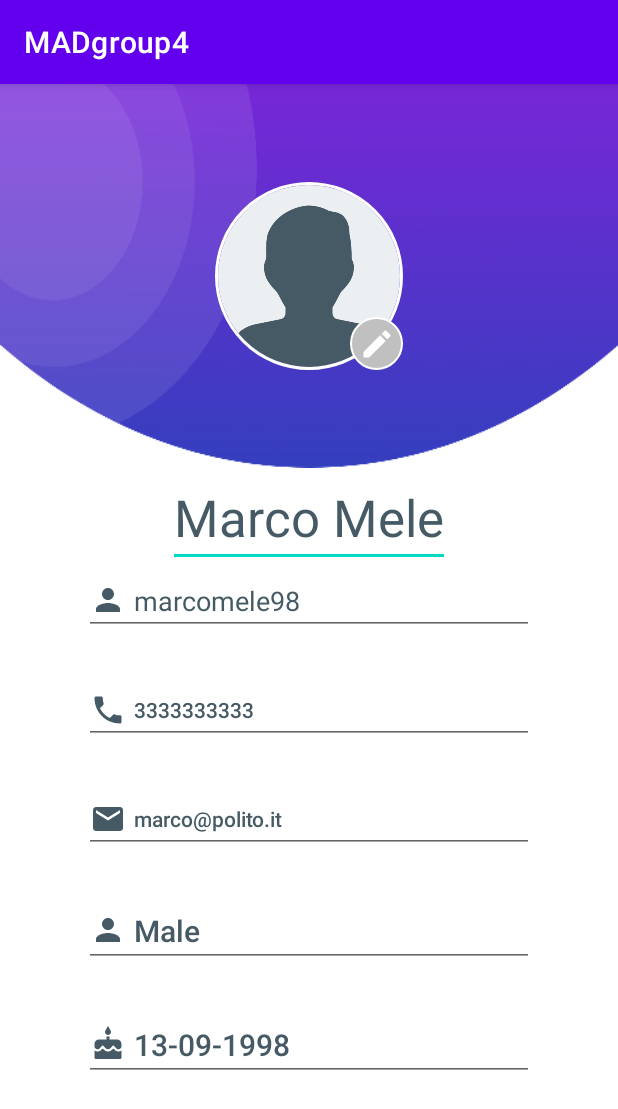
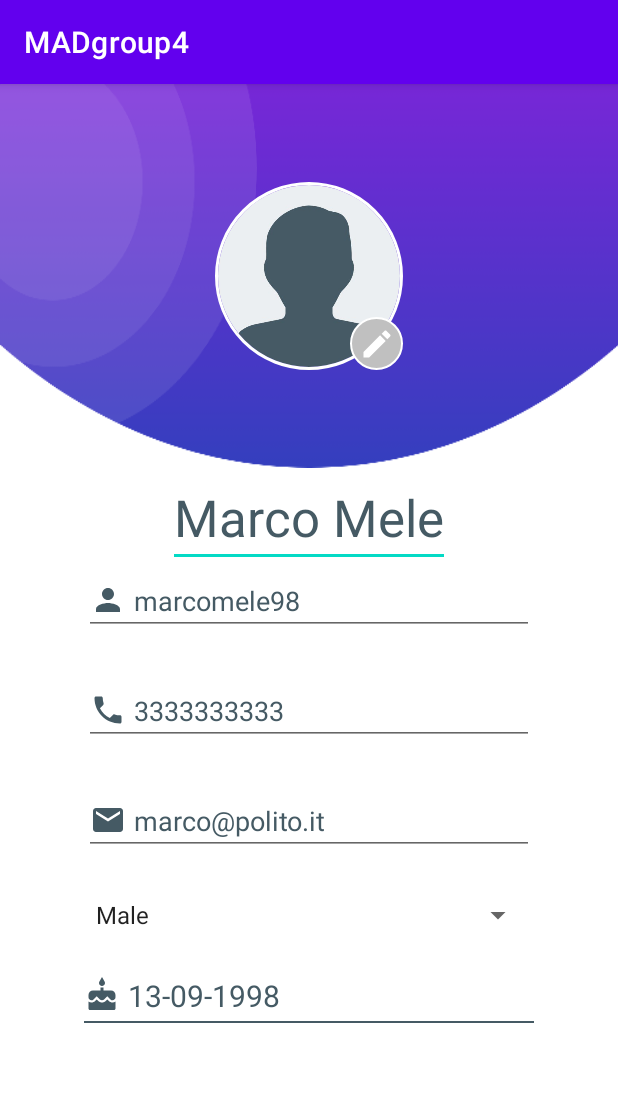
Before and after one commit to marcomele98/MADgroup4, an Android app: the EditProfileActivity screen opened directly, with no data from a screen before it, on a phone screen of 412 x 824 dp. Shown: the top 1109 px of the screen. Run offline under Robolectric (Android 15) with nearby library versions, the phone set to English and light mode, and no system bars; our stand-ins replace CircleImageView.

Commit message:
feat: add spinner for gender. fix datepicker

```diff
--- a/app/src/main/java/it/polito/madgroup4/EditProfileActivity.kt
+++ b/app/src/main/java/it/polito/madgroup4/EditProfileActivity.kt
@@ -17,8 +17,8 @@ import android.os.Bundle
 import android.os.SystemClock
 import android.provider.MediaStore
 import android.util.Log
-import android.widget.EditText
-import android.widget.ImageView
+import android.view.View
+import android.widget.*
 import androidx.activity.result.contract.ActivityResultContracts
 import androidx.appcompat.app.AppCompatActivity
 import androidx.core.app.ActivityCompat
@@ -35,11 +35,12 @@ class EditProfileActivity : AppCompatActivity() {
     private lateinit var etNickname: EditText
     private lateinit var etPhone: EditText
     private lateinit var etMail: EditText
-    private lateinit var etGender: EditText
-    private lateinit var etBirthdate: EditText
+
+    //private lateinit var etGender: EditText
+    private lateinit var etBirthdate: TextView
     private var editImageUri: Uri? = null
     private var imageUri: Uri? = null
-
+    private lateinit var genderSpinner: Spinner
 
     override fun onCreate(savedInstanceState: Bundle?) {
         super.onCreate(savedInstanceState)
@@ -48,8 +49,17 @@ class EditProfileActivity : AppCompatActivity() {
         etNickname = findViewById(R.id.nickname)
         etPhone = findViewById(R.id.phone)
         etMail = findViewById(R.id.email)
-        etGender = findViewById(R.id.gender)
+        //etGender = findViewById(R.id.gender)
         etBirthdate = findViewById(R.id.birthdate)
+        genderSpinner = findViewById(R.id.gender)
+
+        val adapter = ArrayAdapter.createFromResource(
+                    this,
+                    R.array.gender_options,
+                    android.R.layout.simple_spinner_item
+                )
+        adapter.setDropDownViewResource(android.R.layout.simple_spinner_dropdown_item)
+        genderSpinner.adapter = adapter
 
         // deserialize the object from json format
         val sharedPref = getSharedPreferences("USER", Context.MODE_PRIVATE)
@@ -58,7 +68,8 @@ class EditProfileActivity : AppCompatActivity() {
         etNickname.setText(profile.nickname)
         etPhone.setText(profile.phone)
         etMail.setText(profile.email)
-        etGender.setText(profile.gender)
+        //etGender.setText(profile.gender)
+        genderSpinner.setSelection(adapter.getPosition(profile.gender))
         etBirthdate.setText(profile.birthdate)
 
         etBirthdate.setOnClickListener {
@@ -117,6 +128,26 @@ class EditProfileActivity : AppCompatActivity() {
             }
             builder.show()
         }
+
+
+
+        genderSpinner.onItemSelectedListener = object : AdapterView.OnItemSelectedListener {
+            override fun onItemSelected(
+                parent: AdapterView<*>?,
+                view: View?,
+                position: Int,
+                id: Long
+            ) {
+                val gender = parent?.getItemAtPosition(position).toString()
+                println("Selected gender: $gender")
+                profile.gender = gender
+            }
+
+            override fun onNothingSelected(parent: AdapterView<*>?) {
+                // Do nothing
+            }
+        }
+
     }
 
     fun save_propic_internally(image: Bitmap): Uri? {
@@ -156,7 +187,8 @@ class EditProfileActivity : AppCompatActivity() {
             etNickname.text.toString(),
             etPhone.text.toString(),
             etMail.text.toString(),
-            etGender.text.toString(),
+            //etGender.text.toString(),
+            genderSpinner.selectedItem.toString(),
             etBirthdate.text.toString(),
             imageUri.toString()
         )
@@ -214,7 +246,8 @@ class EditProfileActivity : AppCompatActivity() {
         outState.putString("tv_nickname", etNickname.text.toString())
         outState.putString("tv_phone", etPhone.text.toString())
         outState.putString("tv_mail", etMail.text.toString())
-        outState.putString("tv_gender", etGender.text.toString())
+        //outState.putString("tv_gender", etGender.text.toString())
+        outState.putString("tv_gender",genderSpinner.selectedItem.toString())
         outState.putString("tv_birthdate", etBirthdate.text.toString())
 
     }
@@ -225,7 +258,8 @@ class EditProfileActivity : AppCompatActivity() {
         etNickname.setText(savedInstanceState.getString("tv_nickname"))
         etPhone.setText(savedInstanceState.getString("tv_phone"))
         etMail.setText(savedInstanceState.getString("tv_mail"))
-        etGender.setText(savedInstanceState.getString("tv_gender"))
+        //etGender.setText(savedInstanceState.getString("tv_gender"))
+        genderSpinner.setSelection((genderSpinner.adapter as ArrayAdapter<String>).getPosition(savedInstanceState.getString("tv_gender")))
         etBirthdate.setText(savedInstanceState.getString("tv_birthdate"))
     }
 
--- a/app/src/main/res/layout-land/activity_edit_profile.xml
+++ b/app/src/main/res/layout-land/activity_edit_profile.xml
@@ -123,6 +123,7 @@
             app:layout_constraintTop_toBottomOf="@+id/phone"
             app:layout_constraintVertical_bias="0.5" />
 
+        <!--
         <EditText
             android:id="@+id/gender"
             android:layout_width="wrap_content"
@@ -140,24 +141,49 @@
             app:layout_constraintStart_toStartOf="parent"
             app:layout_constraintTop_toBottomOf="@+id/email"
             app:layout_constraintVertical_bias="0.5" />
+            -->
 
-        <EditText
-            android:id="@+id/birthdate"
-            android:layout_width="wrap_content"
+            <Spinner
+                        android:id="@+id/gender"
+                        android:layout_width="match_parent"
                         android:layout_height="wrap_content"
                         android:layout_gravity="center_horizontal"
-            android:layout_marginTop="20dp"
-            android:hint="Birthday"
-            android:textAppearance="@style/TextAppearance.AppCompat.Body2"
+                        android:layout_marginLeft="40dp"
+                        android:layout_marginTop="28dp"
+                        android:layout_marginRight="40dp"
+                        android:entries="@array/gender_options"
+                        app:layout_constraintEnd_toEndOf="parent"
+                        app:layout_constraintStart_toStartOf="parent"
+                        android:drawableLeft="@drawable/person"
+                        android:drawablePadding="5dp"
+                        app:layout_constraintTop_toBottomOf="@+id/email" />
 
+        <TextView
+                    android:id="@+id/birthdate"
+                    android:layout_width="match_parent"
+                    android:layout_height="wrap_content"
+                    android:layout_gravity="center_horizontal"
+                    android:layout_marginLeft="40dp"
+                    android:layout_marginTop="28dp"
+                    android:layout_marginRight="40dp"
+                    android:drawableStart="@drawable/cake"
+                    android:drawablePadding="5dp"
+                    android:hint="Date of birth"
+                    android:textAppearance="@style/TextAppearance.AppCompat.Medium"
                     android:textColor="@color/textPrimary"
                     android:textSize="20sp"
-            app:layout_constraintBottom_toBottomOf="parent"
                     app:layout_constraintEnd_toEndOf="parent"
-            app:layout_constraintHorizontal_bias="0.503"
                     app:layout_constraintStart_toStartOf="parent"
-            app:layout_constraintTop_toBottomOf="@+id/gender"
-            app:layout_constraintVertical_bias="0.5" />
+                    app:layout_constraintTop_toBottomOf="@+id/gender" />
+
+                <View
+                    android:layout_width="match_parent"
+                    android:layout_height="1dp"
+                    android:layout_marginLeft="40dp"
+                    android:layout_marginTop="3dp"
+                    android:layout_marginRight="40dp"
+                    android:background="@color/textPrimary"
+                    app:layout_constraintTop_toBottomOf="@+id/birthdate" />
 
     </androidx.constraintlayout.widget.ConstraintLayout>
 
--- a/app/src/main/res/layout/activity_edit_profile.xml
+++ b/app/src/main/res/layout/activity_edit_profile.xml
@@ -1,13 +1,11 @@
 <?xml version="1.0" encoding="utf-8"?>
 
-<LinearLayout
-    xmlns:android="http://schemas.android.com/apk/res/android"
+<LinearLayout xmlns:android="http://schemas.android.com/apk/res/android"
     xmlns:app="http://schemas.android.com/apk/res-auto"
     xmlns:tools="http://schemas.android.com/tools"
     android:layout_width="match_parent"
     android:layout_height="match_parent"
-    android:orientation="vertical"
-    >
+    android:orientation="vertical">
 
     <androidx.constraintlayout.widget.ConstraintLayout
         android:layout_width="match_parent"
@@ -78,11 +76,11 @@
             android:layout_width="match_parent"
             android:layout_height="wrap_content"
             android:layout_gravity="center_horizontal"
-            android:hint="Nickname"
+            android:layout_marginLeft="40dp"
             android:layout_marginRight="40dp"
-            android:layout_marginLeft="40dp"
             android:drawableStart="@drawable/person"
             android:drawablePadding="5dp"
+            android:hint="Nickname"
             android:textAppearance="@style/TextAppearance.AppCompat.Medium"
             android:textColor="@color/textPrimary"
             app:layout_constraintEnd_toEndOf="parent"
@@ -95,14 +93,14 @@
             android:layout_width="match_parent"
             android:layout_height="wrap_content"
             android:layout_gravity="center_horizontal"
+            android:layout_marginLeft="40dp"
             android:layout_marginTop="28dp"
             android:layout_marginRight="40dp"
-            android:layout_marginLeft="40dp"
             android:drawableStart="@drawable/phone"
             android:drawablePadding="5dp"
+            android:hint="Phone"
             android:inputType="phone"
-            android:hint="Phone"
-            android:textAppearance="@style/TextAppearance.AppCompat.Body2"
+            android:textAppearance="@style/TextAppearance.AppCompat.Medium"
 
             android:textColor="@color/textPrimary"
             app:layout_constraintEnd_toEndOf="parent"
@@ -116,32 +114,33 @@
             android:layout_width="match_parent"
             android:layout_height="wrap_content"
             android:layout_gravity="center_horizontal"
+            android:layout_marginLeft="40dp"
             android:layout_marginTop="28dp"
             android:layout_marginRight="40dp"
-            android:layout_marginLeft="40dp"
             android:drawableStart="@drawable/email"
             android:drawablePadding="5dp"
+            android:hint="Email"
             android:inputType="textEmailAddress"
-            android:hint="Email"
-            android:textAppearance="@style/TextAppearance.AppCompat.Body2"
+            android:textAppearance="@style/TextAppearance.AppCompat.Medium"
             android:textColor="@color/textPrimary"
             app:layout_constraintEnd_toEndOf="parent"
             app:layout_constraintHorizontal_bias="0.501"
             app:layout_constraintStart_toStartOf="parent"
             app:layout_constraintTop_toBottomOf="@+id/phone" />
 
+       <!--
         <EditText
             android:id="@+id/gender"
             android:layout_width="match_parent"
             android:layout_height="wrap_content"
             android:layout_gravity="center_horizontal"
+            android:layout_marginLeft="40dp"
             android:layout_marginTop="28dp"
             android:layout_marginRight="40dp"
-            android:layout_marginLeft="40dp"
             android:drawableStart="@drawable/person"
             android:drawablePadding="5dp"
             android:hint="Gender"
-            android:textAppearance="@style/TextAppearance.AppCompat.Body2"
+            android:textAppearance="@style/TextAppearance.AppCompat.Medium"
 
             android:textColor="@color/textPrimary"
             android:textSize="20sp"
@@ -149,25 +148,50 @@
             app:layout_constraintHorizontal_bias="0.501"
             app:layout_constraintStart_toStartOf="parent"
             app:layout_constraintTop_toBottomOf="@+id/email" />
+            -->
 
-        <EditText
+        <Spinner
+            android:id="@+id/gender"
+            android:layout_width="match_parent"
+            android:layout_height="wrap_content"
+            android:layout_gravity="center_horizontal"
+            android:layout_marginLeft="40dp"
+            android:layout_marginTop="28dp"
+            android:layout_marginRight="40dp"
+            android:entries="@array/gender_options"
+            app:layout_constraintEnd_toEndOf="parent"
+            app:layout_constraintStart_toStartOf="parent"
+            android:drawableLeft="@drawable/person"
+            android:drawablePadding="5dp"
+            app:layout_constraintTop_toBottomOf="@+id/email" />
+
+
+        <TextView
             android:id="@+id/birthdate"
             android:layout_width="match_parent"
             android:layout_height="wrap_content"
             android:layout_gravity="center_horizontal"
+            android:layout_marginLeft="40dp"
             android:layout_marginTop="28dp"
             android:layout_marginRight="40dp"
-            android:layout_marginLeft="40dp"
             android:drawableStart="@drawable/cake"
             android:drawablePadding="5dp"
             android:hint="Date of birth"
-            android:textAppearance="@style/TextAppearance.AppCompat.Body2"
-
+            android:textAppearance="@style/TextAppearance.AppCompat.Medium"
             android:textColor="@color/textPrimary"
             android:textSize="20sp"
             app:layout_constraintEnd_toEndOf="parent"
             app:layout_constraintStart_toStartOf="parent"
             app:layout_constraintTop_toBottomOf="@+id/gender" />
+
+        <View
+            android:layout_width="match_parent"
+            android:layout_height="1dp"
+            android:layout_marginLeft="40dp"
+            android:layout_marginTop="3dp"
+            android:layout_marginRight="40dp"
+            android:background="@color/textPrimary"
+            app:layout_constraintTop_toBottomOf="@+id/birthdate" />
 
     </androidx.constraintlayout.widget.ConstraintLayout>
 
--- a/app/src/main/res/values/strings.xml
+++ b/app/src/main/res/values/strings.xml
@@ -1,3 +1,8 @@
 <resources>
     <string name="app_name">MADgroup4</string>
+        <string-array name="gender_options">
+            <item>Male</item>
+            <item>Female</item>
+            <item>Other</item>
+        </string-array>
 </resources>
```
Lines whose indentation alone changed are shown as unchanged.
